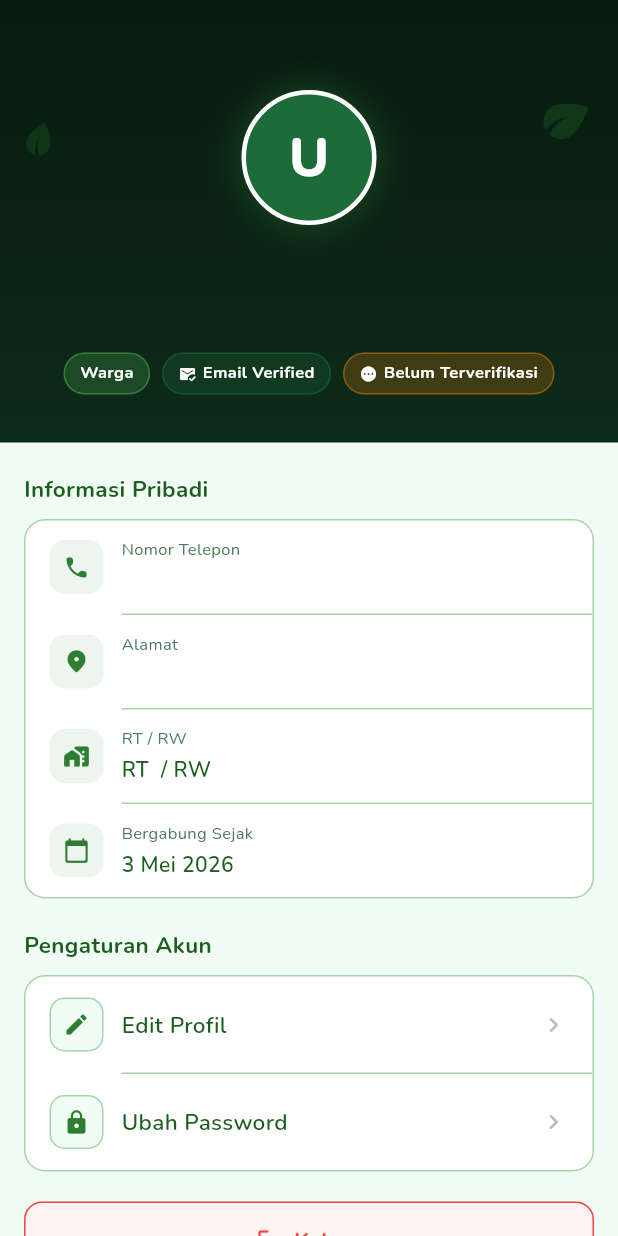
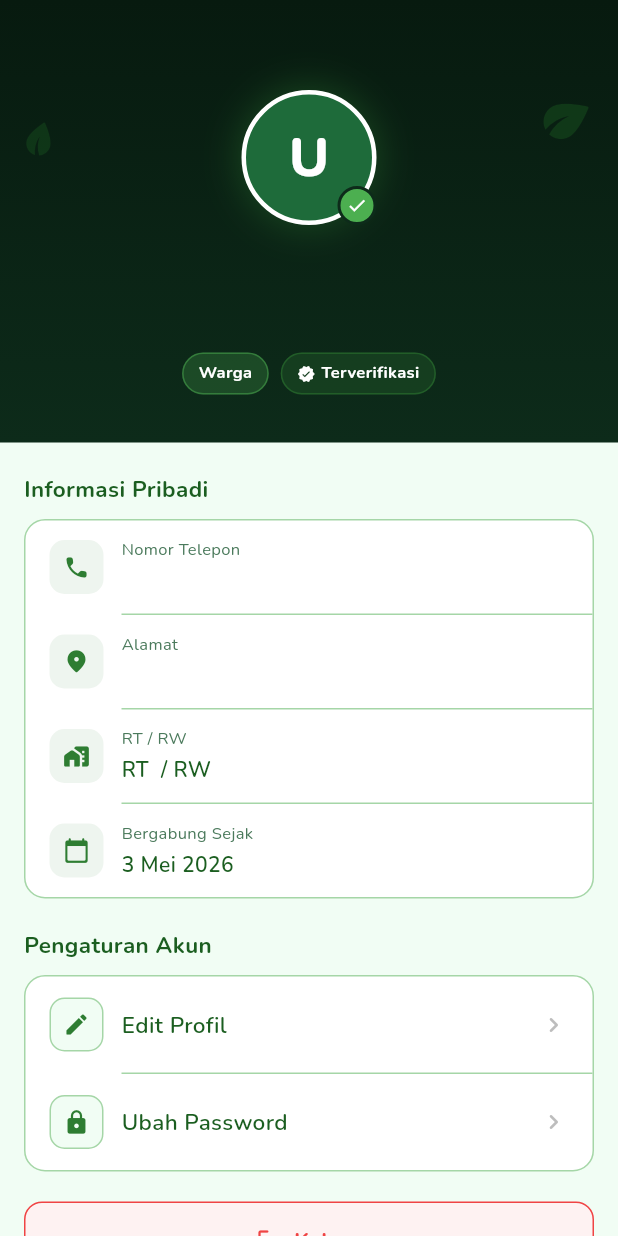
Before and after one commit to Mifta24/mypengaduan_app, a Flutter app: the ProfileScreen screen opened by its route, on a phone screen of 412 x 824 dp. Run offline on Flutter 3.47's test engine with Material 3 defaults, Android fonts, the phone set to English and light mode, and no system bars; our stand-ins replace cached_network_image, dio, file_picker, firebase_core, firebase_messaging, flutter_local_notifications and 7 more; missing offline and left inert: excel; accounts and stored records are empty.

Commit message:
fix: fixing status verified user

```diff
--- a/lib/models/user_model.dart
+++ b/lib/models/user_model.dart
@@ -71,8 +71,11 @@
                     role is String ? role : (role['name']?.toString() ?? 'user')))
                 : [userData['role']?.toString() ?? 'user'])
             : [userData['role']?.toString() ?? 'user'],
-        isEmailVerified: userData['email_verified_at'] != null,
-        isUserVerified: userData['is_verified'] == 1 || userData['is_verified'] == true,
+        isEmailVerified: _toBool(userData['is_email_verified']) ||
+            userData['email_verified_at'] != null,
+        isUserVerified: _toBool(userData['is_verified']) ||
+            _toBool(userData['is_user_verified']) ||
+            userData['verified_at'] != null,
         isActive: userData['is_active'] == 1 || userData['is_active'] == true || userData['is_active'] == null,
         createdAt: userData['created_at'] != null
             ? (DateTime.tryParse(userData['created_at'].toString()) ?? DateTime.now())
@@ -99,13 +102,30 @@
       'rw_number': rwNumber,
       'role': role,
       'roles': roles,
+      'email_verified_at': isEmailVerified ? true : null,
+      'is_verified': isUserVerified,
       'is_email_verified': isEmailVerified,
       'is_user_verified': isUserVerified,
       'is_active': isActive,
+      'verified_at': isUserVerified ? true : null,
       'created_at': createdAt.toIso8601String(),
     };
   }
 
   bool get isAdmin => roles.contains('admin');
   bool get isUser => roles.contains('user');
+
+  static bool _toBool(dynamic value) {
+    if (value is bool) return value;
+    if (value is int) return value == 1;
+    if (value is String) {
+      final normalized = value.toLowerCase().trim();
+      return normalized == '1' ||
+          normalized == 'true' ||
+          normalized == 'yes' ||
+          normalized == 'verified' ||
+          normalized == 'terverifikasi';
+    }
+    return false;
+  }
 }
--- a/lib/screens/profile/profile_screen.dart
+++ b/lib/screens/profile/profile_screen.dart
@@ -169,9 +169,6 @@
                 children: [
                   _badge(user.role == 'admin' ? 'Admin' : 'Warga',
                       user.role == 'admin' ? const Color(0xFF6366F1) : AppTheme.primaryLight),
-                  if (user.isEmailVerified)
-                    _badge('Email Verified', AppTheme.secondary,
-                        icon: Icons.mark_email_read_rounded),
                   if (user.isUserVerified)
                     _badge('Terverifikasi', AppTheme.primary,
                         icon: Icons.verified_rounded),
```
